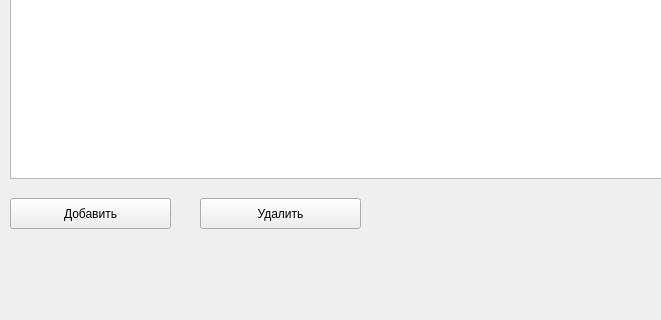
Above: mainwindow.ui from makc444/Work_schedule_Qt before the change; both pictures show x 0 to 661 and y 342 to 662 of the 1297 by 662 pixel window. Below: the same form after it.
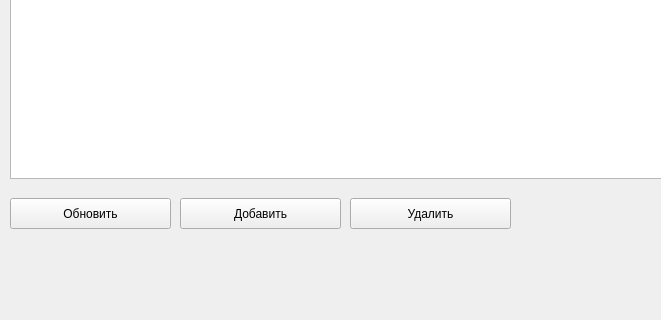
That is the form after the change.

Commit message: Correct job to DataBase

Patch:
```diff
--- a/mainwindow.ui
+++ b/mainwindow.ui
@@ -30,7 +30,7 @@
    <widget class="QPushButton" name="btnAdd">
     <property name="geometry">
      <rect>
-      <x>10</x>
+      <x>180</x>
       <y>540</y>
       <width>161</width>
       <height>31</height>
@@ -43,7 +43,7 @@
    <widget class="QPushButton" name="btnDelete">
     <property name="geometry">
      <rect>
-      <x>200</x>
+      <x>350</x>
       <y>540</y>
       <width>161</width>
       <height>31</height>
@@ -53,6 +53,19 @@
      <string>Удалить</string>
     </property>
    </widget>
+   <widget class="QPushButton" name="btnRefresh">
+    <property name="geometry">
+     <rect>
+      <x>10</x>
+      <y>540</y>
+      <width>161</width>
+      <height>31</height>
+     </rect>
+    </property>
+    <property name="text">
+     <string>Обновить</string>
+    </property>
+   </widget>
   </widget>
   <widget class="QMenuBar" name="menubar">
    <property name="geometry">
```
The commit also changes 2 other files.
